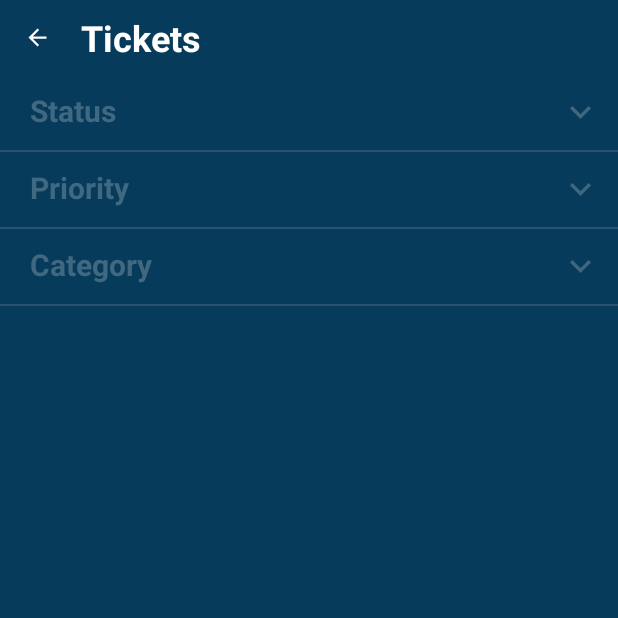
After one commit to JovanStanisic/Vaktmester, an Android app: the FiltersActivity screen opened directly, with no data from a screen before it, on a phone screen of 412 x 824 dp, the top half of it. The commit adds this screen. Run offline under Robolectric (Android 15) with nearby library versions, the light colour scheme and no system bars.

Commit message:
expandable

```diff
--- a/Vaktmester/app/src/main/AndroidManifest.xml
+++ b/Vaktmester/app/src/main/AndroidManifest.xml
@@ -60,6 +60,7 @@
             android:windowSoftInputMode="stateHidden" />
         <activity android:name=".ui.activity.BuildingDetailActivity" />
         <activity android:name=".ui.activity.tickets.TicketsRecyclerView" />
+        <activity android:name=".ui.activity.tickets.FiltersActivity" />
     </application>
 
 </manifest>
--- a/Vaktmester/app/src/main/java/cubes/vaktmester/stanisic/data/DataContainer.java
+++ b/Vaktmester/app/src/main/java/cubes/vaktmester/stanisic/data/DataContainer.java
@@ -6,4 +6,10 @@ public class DataContainer {
 
     public static ArrayList<Building> buildings;
     public static ArrayList<Ticket> tickets;
+
+    public static ArrayList<SettingsItem> status;
+    public static ArrayList<SettingsItem> priority;
+    public static ArrayList<SettingsItem> category;
+
+
 }
--- /dev/null
+++ b/Vaktmester/app/src/main/java/cubes/vaktmester/stanisic/data/SettingsItem.java
@@ -0,0 +1,13 @@
+package cubes.vaktmester.stanisic.data;
+
+public class SettingsItem {
+    public String id;
+    public String name;
+    public boolean isSelected;
+
+    public SettingsItem(String id, String name, boolean isSelected){
+        this.id = id;
+        this.name = name;
+        this.isSelected = isSelected;
+    }
+}
--- /dev/null
+++ b/Vaktmester/app/src/main/java/cubes/vaktmester/stanisic/ui/activity/tickets/FiltersActivity.java
@@ -0,0 +1,69 @@
+package cubes.vaktmester.stanisic.ui.activity.tickets;
+
+import android.os.Bundle;
+import android.support.annotation.Nullable;
+import android.support.v7.app.AppCompatActivity;
+import android.view.View;
+import android.widget.ExpandableListView;
+import android.widget.ImageView;
+
+import java.util.ArrayList;
+
+import cubes.vaktmester.stanisic.R;
+import cubes.vaktmester.stanisic.data.DataContainer;
+import cubes.vaktmester.stanisic.data.SettingsItem;
+import cubes.vaktmester.stanisic.ui.adapter.FiltersExpandableListAdapter;
+
+public class FiltersActivity extends AppCompatActivity {
+        private ExpandableListView expListView;
+        private ImageView imageViewBack;
+    @Override
+    protected void onCreate(@Nullable Bundle savedInstanceState) {
+        super.onCreate(savedInstanceState);
+        setContentView(R.layout.activity_filters);
+
+        initComp();
+        loadData();
+        addListener();
+        expListView.setAdapter(new FiltersExpandableListAdapter(getApplicationContext()));
+
+    }
+
+    private void addListener() {
+        imageViewBack.setOnClickListener(new View.OnClickListener() {
+            @Override
+            public void onClick(View v) {
+                finish();
+            }
+        });
+
+
+    }
+
+    private void initComp() {
+        expListView = findViewById(R.id.expandableListView);
+        imageViewBack = findViewById(R.id.imageViewBack);
+    }
+
+    private void loadData() {
+        DataContainer.status = new ArrayList<>();
+        DataContainer.priority = new ArrayList<>();
+        DataContainer.category = new ArrayList<>();
+
+        DataContainer.status.add(new SettingsItem("0", "New",false));
+        DataContainer.status.add(new SettingsItem("1", "Approved",false));
+        DataContainer.status.add(new SettingsItem("2", "In Progress",false));
+        DataContainer.status.add(new SettingsItem("3", "Resolved",false));
+        DataContainer.status.add(new SettingsItem("4", "Closed",false));
+        DataContainer.status.add(new SettingsItem("5", "Feedback",false));
+
+        DataContainer.priority.add(new SettingsItem("6", "Low",false));
+        DataContainer.priority.add(new SettingsItem("7", "Normal",false));
+        DataContainer.priority.add(new SettingsItem("8", "High",false));
+
+        DataContainer.category.add(new SettingsItem("9", "Category 1",false));
+        DataContainer.category.add(new SettingsItem("10", "Category 2",false));
+        DataContainer.category.add(new SettingsItem("11", "Category 3",false));
+
+    }
+}
--- a/Vaktmester/app/src/main/java/cubes/vaktmester/stanisic/ui/activity/tickets/TicketsRecyclerView.java
+++ b/Vaktmester/app/src/main/java/cubes/vaktmester/stanisic/ui/activity/tickets/TicketsRecyclerView.java
@@ -1,5 +1,6 @@
 package cubes.vaktmester.stanisic.ui.activity.tickets;
 
+import android.content.Intent;
 import android.os.Bundle;
 import android.support.annotation.NonNull;
 import android.support.annotation.Nullable;
@@ -95,8 +96,7 @@ public class TicketsRecyclerView extends AppCompatActivity {
         floatSettings.setOnClickListener(new View.OnClickListener() {
             @Override
             public void onClick(View v) {
-                activeFilters.setVisibility(View.VISIBLE);
-                recyclerViewFilters.setVisibility(View.VISIBLE);
+                startActivity(new Intent(TicketsRecyclerView.this, FiltersActivity.class));
             }
         });
 
--- /dev/null
+++ b/Vaktmester/app/src/main/java/cubes/vaktmester/stanisic/ui/adapter/FiltersExpandableListAdapter.java
@@ -0,0 +1,170 @@
+package cubes.vaktmester.stanisic.ui.adapter;
+
+import android.content.Context;
+import android.view.LayoutInflater;
+import android.view.View;
+import android.view.ViewGroup;
+import android.widget.BaseExpandableListAdapter;
+import android.widget.CheckBox;
+import android.widget.TextView;
+
+import cubes.vaktmester.stanisic.R;
+import cubes.vaktmester.stanisic.data.DataContainer;
+
+public class FiltersExpandableListAdapter extends BaseExpandableListAdapter {
+
+    private Context context;
+
+    public FiltersExpandableListAdapter(Context context){
+        this.context = context;
+    }
+
+    @Override
+    public int getGroupCount() {
+        return 3;
+    }
+
+    @Override
+    public int getChildrenCount(int groupPosition) {
+        switch (groupPosition){
+            case 0:
+                if(DataContainer.status == null){
+                    return 0;
+                }
+
+                return DataContainer.status.size();
+
+            case 1:
+                if(DataContainer.priority == null){
+                    return 0;
+                }
+                return DataContainer.priority.size();
+
+            case 2:
+                if(DataContainer.category == null){
+                    return 0;
+                }
+                return DataContainer.category.size();
+        }
+        return 0;
+    }
+
+    @Override
+    public Object getGroup(int groupPosition) {
+        return null;
+    }
+
+    @Override
+    public Object getChild(int groupPosition, int childPosition) {
+        return null;
+    }
+
+    @Override
+    public long getGroupId(int groupPosition) {
+        return 0;
+    }
+
+    @Override
+    public long getChildId(int groupPosition, int childPosition) {
+        return 0;
+    }
+
+    @Override
+    public boolean hasStableIds() {
+        return false;
+    }
+
+    @Override
+    public View getGroupView(final int groupPosition, boolean isExpanded, View convertView, ViewGroup parent) {
+        View row = convertView;
+        Holder holder = new Holder();
+        if(row == null){
+            LayoutInflater inflater = (LayoutInflater) this.context.getSystemService(Context.LAYOUT_INFLATER_SERVICE);
+            row = inflater.inflate(R.layout.filters_list_group,parent,false);
+
+            holder.textView = row.findViewById(R.id.listGroupTextView);
+            row.setTag(holder);
+        }
+        else{
+            holder = (Holder)row.getTag();
+        }
+        switch (groupPosition){
+            case 0:
+                holder.textView.setText(context.getString(R.string.filter_adapter_status));
+                break;
+            case 1:
+                holder.textView.setText(context.getString(R.string.filter_adapter_priority));
+                break;
+            case 2:
+                holder.textView.setText(context.getString(R.string.filter_adapter_category));
+                break;
+        }
+
+
+        return row;
+    }
+
+    @Override
+    public View getChildView(final int groupPosition, final int childPosition, boolean isLastChild, View convertView, ViewGroup parent) {
+        View row = convertView;
+        Holder holder = new Holder();
+        if(row == null){
+            LayoutInflater inflater = (LayoutInflater) this.context.getSystemService(Context.LAYOUT_INFLATER_SERVICE);
+            row = inflater.inflate(R.layout.filters_list_item,parent,false);
+
+            holder.textView = row.findViewById(R.id.listItemTextView);
+            holder.childCheckBox = row.findViewById(R.id.checkBox);
+            row.setTag(holder);
+        }
+        else {
+            holder = (Holder)row.getTag();
+        }
+
+        switch (groupPosition){
+            case 0:
+                holder.textView.setText(DataContainer.status.get(childPosition).name);
+                holder.childCheckBox.setChecked(DataContainer.status.get(childPosition).isSelected);
+                break;
+            case 1:
+                holder.textView.setText(DataContainer.priority.get(childPosition).name);
+                holder.childCheckBox.setChecked(DataContainer.priority.get(childPosition).isSelected);
+                break;
+            case 2:
+                holder.textView.setText(DataContainer.category.get(childPosition).name);
+                holder.childCheckBox.setChecked(DataContainer.category.get(childPosition).isSelected);
+                break;
+        }
+
+        holder.childCheckBox.setOnClickListener(new View.OnClickListener() {
+            @Override
+            public void onClick(View v) {
+                if(groupPosition == 0){
+                    DataContainer.status.get(childPosition).isSelected = !DataContainer.status.get(childPosition).isSelected;
+                    notifyDataSetChanged();
+                }
+                else if(groupPosition == 1){
+                    DataContainer.priority.get(childPosition).isSelected = !DataContainer.priority.get(childPosition).isSelected;
+                    notifyDataSetChanged();
+                }
+                else if(groupPosition == 2){
+                    DataContainer.category.get(childPosition).isSelected = !DataContainer.category.get(childPosition).isSelected;
+                    notifyDataSetChanged();
+                }
+            }
+        });
+        return row;
+    }
+
+    @Override
+    public boolean isChildSelectable(int groupPosition, int childPosition) {
+        return false;
+    }
+
+    public class Holder {
+        public TextView textView;
+        public CheckBox childCheckBox;
+    }
+
+
+
+}
--- /dev/null
+++ b/Vaktmester/app/src/main/res/layout/activity_filters.xml
@@ -0,0 +1,41 @@
+<?xml version="1.0" encoding="utf-8"?>
+<LinearLayout
+    xmlns:android="http://schemas.android.com/apk/res/android"
+    android:layout_width="match_parent"
+    android:layout_height="match_parent"
+    android:background="@color/Blue"
+    android:orientation="vertical">
+
+    <LinearLayout
+        android:layout_width="match_parent"
+        android:layout_height="wrap_content"
+        android:orientation="horizontal">
+
+        <ImageView android:id="@+id/imageViewBack"
+            android:layout_width="50dp"
+            android:layout_height="50dp"
+            android:src="@drawable/ic_arrow_back"
+            android:padding="16dp"/>
+
+        <TextView
+            android:layout_width="wrap_content"
+            android:layout_height="wrap_content"
+            android:text="@string/filters_tickets"
+            android:textColor="@color/white"
+            android:textStyle="bold"
+            android:layout_gravity="center"
+            android:layout_marginLeft="4dp"
+            android:textSize="24dp"/>
+
+    </LinearLayout>
+
+    <ExpandableListView android:id="@+id/expandableListView"
+        android:layout_width="match_parent"
+        android:layout_height="match_parent"
+        android:divider="@color/BorderGray"
+        android:dividerHeight="1dp"
+       android:groupIndicator="@null">
+
+    </ExpandableListView>
+
+</LinearLayout>
--- /dev/null
+++ b/Vaktmester/app/src/main/res/layout/filters_list_group.xml
@@ -0,0 +1,26 @@
+<?xml version="1.0" encoding="utf-8"?>
+<RelativeLayout
+    xmlns:android="http://schemas.android.com/apk/res/android"
+    android:layout_width="match_parent"
+    android:layout_height="match_parent"
+    android:background="@color/Blue">
+
+    <TextView android:id="@+id/listGroupTextView"
+        android:layout_width="wrap_content"
+        android:layout_height="wrap_content"
+        android:text="@string/filters_status"
+        android:textColor="@color/blueGrayish"
+        android:textStyle="bold"
+        android:textSize="20sp"
+        android:layout_marginLeft="20dp"
+        android:layout_marginTop="10dp"
+        android:layout_marginBottom="12dp"/>
+
+    <ImageView
+        android:layout_width="50dp"
+        android:layout_height="50dp"
+        android:src="@drawable/filters_arrow"
+        android:layout_alignParentRight="true"
+        android:padding="18dp"/>
+
+</RelativeLayout>
--- a/Vaktmester/app/src/main/res/values/strings.xml
+++ b/Vaktmester/app/src/main/res/values/strings.xml
@@ -45,5 +45,11 @@
     <string name="prompt_started">Started: </string>
     <string name="prompt_status">Status: </string>
     <string name="prompt_priority">Priority: </string>
+    <string name="filters_tickets">Tickets</string>
+    <string name="filters_status">Status</string>
+    <string name="filters_normal">Normal</string>
+    <string name="filter_adapter_status">Status</string>
+    <string name="filter_adapter_priority">Priority</string>
+    <string name="filter_adapter_category">Category</string>
 
 </resources>
```
Also changed, not shown: Vaktmester/app/src/main/res/layout/filters_list_item.xml (added, +26 -0 lines), Vaktmester/app/src/main/res/drawable-hdpi/filters_arrow.png (added), Vaktmester/app/src/main/res/drawable-mdpi/filters_arrow.png (added), Vaktmester/app/src/main/res/drawable-xhdpi/filters_arrow.png (added), Vaktmester/app/src/main/res/drawable-xxhdpi/filters_arrow.png (added), Vaktmester/app/src/main/res/drawable-xxxhdpi/filters_arrow.png (added), 622 other files.
